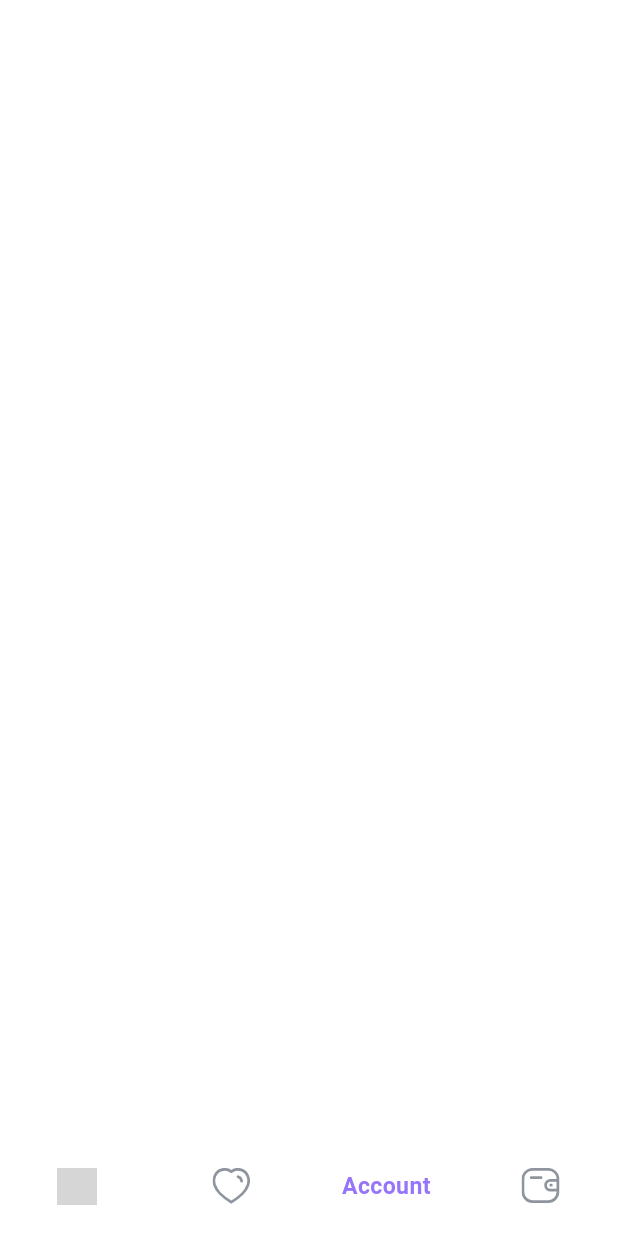
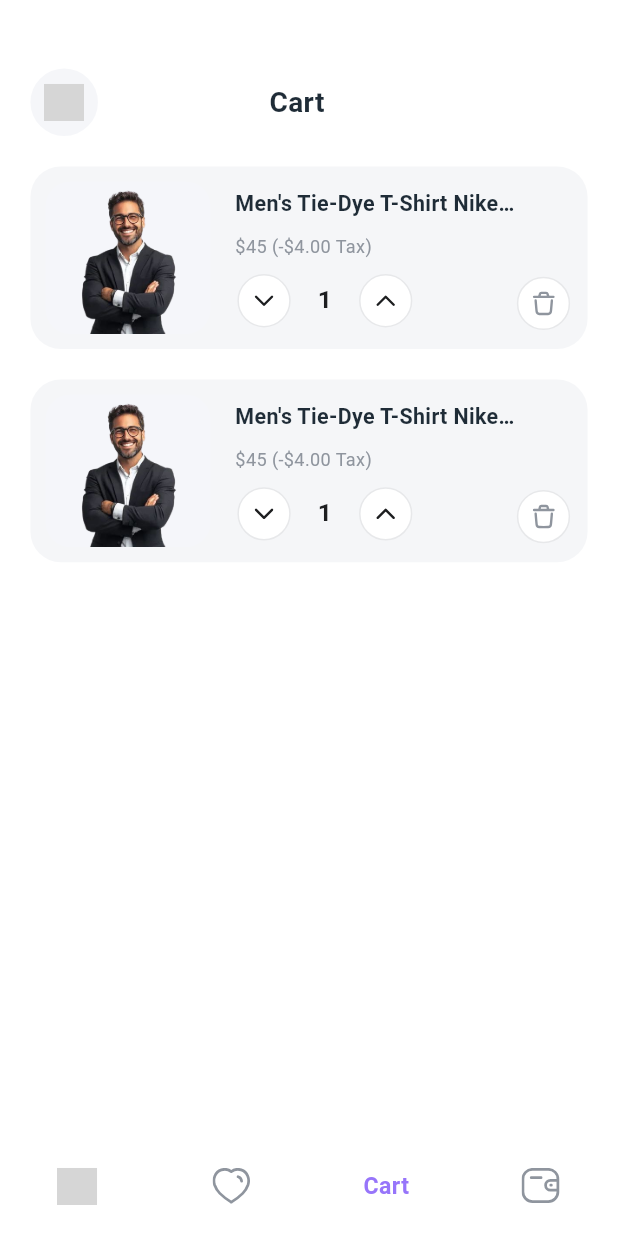
Before and after one commit to omar-alhallaq1/laza_ecommerce_app, a Flutter app: the MainScreen screen opened by its route, item 3 of the bottom bar chosen, on a phone screen of 412 x 824 dp. Run offline on Flutter 3.47's test engine with Material 3 defaults, Android fonts, the light colour scheme and no system bars; our stand-ins replace cached_network_image, flutter_rating_bar, flutter_screenutil, flutter_svg, gap, go_router and 4 more; grey boxes are pictures that could not be loaded.

Commit message:
feat: Implement cart screen and cart item card with functionality for item management

```diff
--- a/lib/core/features/add_review_screen/add_review_screen.dart
+++ b/lib/core/features/add_review_screen/add_review_screen.dart
@@ -46,7 +46,7 @@ class _AddReviewScreenState extends State<AddReviewScreen> {
                           ),
                           onTap: () => Navigator.pop(context),
                         ),
-                        Gap(92.w),
+                        Gap(95.w),
                         Text(
                           "Reviews",
                           style: AppStyles.black28boldstyle.copyWith(
@@ -82,7 +82,7 @@ class _AddReviewScreenState extends State<AddReviewScreen> {
                     CustomTextField2(
                       hintText: "Describe your experience?",
                       controller: reviewController,
-                      validator: (value) {},
+                      //   validator: (value) {},
                       width: 335.w,
                       maxLines: 7,
                     ),
--- /dev/null
+++ b/lib/core/features/cart_screen/cart_screen.dart
@@ -0,0 +1,77 @@
+import 'package:flutter/material.dart';
+import 'package:flutter_screenutil/flutter_screenutil.dart';
+import 'package:flutter_svg/svg.dart';
+import 'package:gap/gap.dart';
+import 'package:laza_ecommerce_app/core/features/cart_screen/widgets/cart_item_card.dart';
+import 'package:laza_ecommerce_app/core/styling/app_assets.dart';
+import 'package:laza_ecommerce_app/core/styling/app_styles.dart';
+import 'package:laza_ecommerce_app/core/wedgets/custom_back_button_widget.dart';
+
+class CartScreen extends StatefulWidget {
+  const CartScreen({super.key});
+
+  @override
+  State<CartScreen> createState() => _CartScreenState();
+}
+
+class _CartScreenState extends State<CartScreen> {
+  @override
+  Widget build(BuildContext context) {
+    return Scaffold(
+      body: SingleChildScrollView(
+        child: Column(
+          children: [
+            Padding(
+              padding: const EdgeInsets.symmetric(horizontal: 20).r,
+              child: Column(
+                crossAxisAlignment: CrossAxisAlignment.start,
+                children: [
+                  Gap(45.h),
+                  Row(
+                    children: [
+                      CustomBackButtonWidget(
+                        icon: SvgPicture.asset(
+                          AppAssets.arrowleft,
+                          width: 24.w,
+                          height: 24.h,
+                        ),
+                        onTap: () => Navigator.pop(context),
+                      ),
+                      Gap(104.w),
+                      Text(
+                        "Cart",
+                        style: AppStyles.black28boldstyle.copyWith(
+                          fontSize: 17.sp,
+                        ),
+                      ),
+                    ],
+                  ),
+                  Gap(20.h),
+                  CartItemCard(
+                    imageUrl: AppAssets.onbording,
+                    title: "Men's Tie-Dye T-Shirt Nike Sportswear",
+                    priceText: "\$45 (-\$4.00 Tax)",
+                    quantity: 1,
+                    onIncrement: () {},
+                    onDecrement: () {},
+                    onDelete: () {},
+                  ),
+                  Gap(20.h),
+                  CartItemCard(
+                    imageUrl: AppAssets.onbording,
+                    title: "Men's Tie-Dye T-Shirt Nike Sportswear",
+                    priceText: "\$45 (-\$4.00 Tax)",
+                    quantity: 1,
+                    onIncrement: () {},
+                    onDecrement: () {},
+                    onDelete: () {},
+                  ),
+                ],
+              ),
+            ),
+          ],
+        ),
+      ),
+    );
+  }
+}
--- /dev/null
+++ b/lib/core/features/cart_screen/widgets/cart_item_card.dart
@@ -0,0 +1,147 @@
+import 'package:flutter/material.dart';
+import 'package:flutter_screenutil/flutter_screenutil.dart';
+import 'package:flutter_svg/flutter_svg.dart';
+import 'package:gap/gap.dart';
+import 'package:laza_ecommerce_app/core/styling/app_assets.dart';
+import 'package:laza_ecommerce_app/core/styling/app_colors.dart';
+import 'package:laza_ecommerce_app/core/styling/app_styles.dart';
+
+class CartItemCard extends StatelessWidget {
+  final String imageUrl;
+  final String title;
+  final String priceText; // مثال للتمرير: "$45 (-$4.00 Tax)"
+  final int quantity;
+  final VoidCallback onIncrement;
+  final VoidCallback onDecrement;
+  final VoidCallback onDelete;
+
+  const CartItemCard({
+    super.key,
+    required this.imageUrl,
+    required this.title,
+    required this.priceText,
+    required this.quantity,
+    required this.onIncrement,
+    required this.onDecrement,
+    required this.onDelete,
+  });
+
+  @override
+  Widget build(BuildContext context) {
+    return Container(
+      padding: EdgeInsets.all(10.h),
+      decoration: BoxDecoration(
+        color: AppColors.lightgray,
+        borderRadius: BorderRadius.circular(20.r),
+      ),
+      child: Row(
+        children: [
+          // 1. صورة المنتج
+          Container(
+            width: 100.w,
+            height: 100.h,
+            decoration: BoxDecoration(
+              color: const Color(0xFFF5F6FA),
+              borderRadius: BorderRadius.circular(16.r),
+            ),
+            child: ClipRRect(
+              borderRadius: BorderRadius.circular(16.r),
+              child: Image.asset(imageUrl, fit: BoxFit.cover),
+            ),
+          ),
+          Gap(15.w),
+
+          // 2. تفاصيل المنتج والعداد
+          Expanded(
+            child: Column(
+              crossAxisAlignment: CrossAxisAlignment.start,
+              mainAxisAlignment: MainAxisAlignment.spaceBetween,
+              children: [
+                // اسم المنتج فقط
+                Text(
+                  title,
+                  style: AppStyles.black28boldstyle.copyWith(fontSize: 13.sp),
+                  maxLines: 1,
+                  overflow: TextOverflow.ellipsis,
+                ),
+                Gap(10.h),
+
+                // السعر والضرائب (يقبل علامات الـ $)
+                Text(
+                  priceText,
+                  style: AppStyles.gry13meduemstyle.copyWith(fontSize: 11.sp),
+                ),
+                Gap(10.h),
+
+                // أزرار التحكم بالكمية
+                Row(
+                  children: [
+                    buildCartActionButton(
+                      svgPath: AppAssets.arrowdown,
+                      onTap: onDecrement,
+                    ),
+                    Gap(15.w),
+                    Text(
+                      '$quantity',
+                      style: TextStyle(
+                        fontSize: 15.sp,
+                        fontWeight: FontWeight.w600,
+                        color: const Color(0xFF1D1E20),
+                      ),
+                    ),
+                    Gap(15.w),
+                    // زر زيادة الكمية
+                    buildCartActionButton(
+                      svgPath: AppAssets.arrowup,
+                      onTap: onIncrement,
+                    ),
+                  ],
+                ),
+              ],
+            ),
+          ),
+
+          // 3. زر الحذف (أيقونة السلة باليمين بالأسفل)
+          Align(
+            alignment: Alignment.bottomRight,
+            child: Padding(
+              padding: EdgeInsets.only(top: 60.h),
+              child: buildCartActionButton(
+                svgPath: AppAssets.delete,
+                onTap: onDelete,
+                iconColor: const Color(0xFF8F959E),
+              ),
+            ),
+          ),
+        ],
+      ),
+    );
+  }
+
+  Widget buildCartActionButton({
+    required String svgPath,
+    required VoidCallback onTap,
+    Color iconColor = const Color(0xFF1D1E20),
+  }) {
+    return GestureDetector(
+      onTap: onTap,
+      child: Container(
+        width: 35.w,
+        height: 35.h,
+        decoration: BoxDecoration(
+          shape: BoxShape.circle,
+          border: Border.all(color: const Color(0xFFE7E8EA), width: 1),
+          color: Colors.white,
+        ),
+        child: Center(
+          child: SvgPicture.asset(
+            svgPath,
+            width: 18.w,
+            height: 18.h,
+            colorFilter: ColorFilter.mode(iconColor, BlendMode.srcIn),
+          ),
+        ),
+      ),
+    );
+  }
+}
--- a/lib/core/features/mainscreen/main_screen.dart
+++ b/lib/core/features/mainscreen/main_screen.dart
@@ -1,6 +1,7 @@
 import 'package:flutter/material.dart';
 import 'package:flutter_screenutil/flutter_screenutil.dart';
 import 'package:flutter_svg/svg.dart';
+import 'package:laza_ecommerce_app/core/features/cart_screen/cart_screen.dart';
 import 'package:laza_ecommerce_app/core/features/home_screen/home_screen.dart';
 import 'package:laza_ecommerce_app/core/styling/app_assets.dart';
 import 'package:laza_ecommerce_app/core/styling/app_colors.dart';
@@ -14,7 +15,7 @@ class MainScreen extends StatefulWidget {
 
 class MainScreenState extends State<MainScreen> {
   int selectedIndex = 0;
-  List<Widget> screens = [HomeScreen(), Container(), Container(), Container()];
+  List<Widget> screens = [HomeScreen(), Container(), CartScreen(), Container()];
   @override
   Widget build(BuildContext context) {
     return SafeArea(
@@ -80,7 +81,7 @@ class MainScreenState extends State<MainScreen> {
             BottomNavigationBarItem(
               icon: selectedIndex == 2
                   ? Text(
-                      'Account',
+                      'Cart',
                       style: TextStyle(
                         color: AppColors.primarycolor,
                         fontWeight: FontWeight.bold,
@@ -97,7 +98,7 @@ class MainScreenState extends State<MainScreen> {
             BottomNavigationBarItem(
               icon: selectedIndex == 3
                   ? Text(
-                      'Account',
+                      'Paments',
                       style: TextStyle(
                         color: AppColors.primarycolor,
                         fontWeight: FontWeight.bold,
--- a/lib/core/styling/app_assets.dart
+++ b/lib/core/styling/app_assets.dart
@@ -24,4 +24,7 @@ class AppAssets {
   static const String editsvg = "${iconpath}editsvg.svg";
   static const String profile = "${iconpath}profile.svg";
   static const String clocksvg = "${iconpath}clocksvg.svg";
+  static const String delete = "${iconpath}delete.svg";
+  static const String arrowup = "${iconpath}arrowup.svg";
+  static const String arrowdown = "${iconpath}arrowdown.svg";
 }
```
Also changed, not shown: assets/icon/arrowdown.svg (added), assets/icon/arrowup.svg (added), assets/icon/delete.svg (added).
